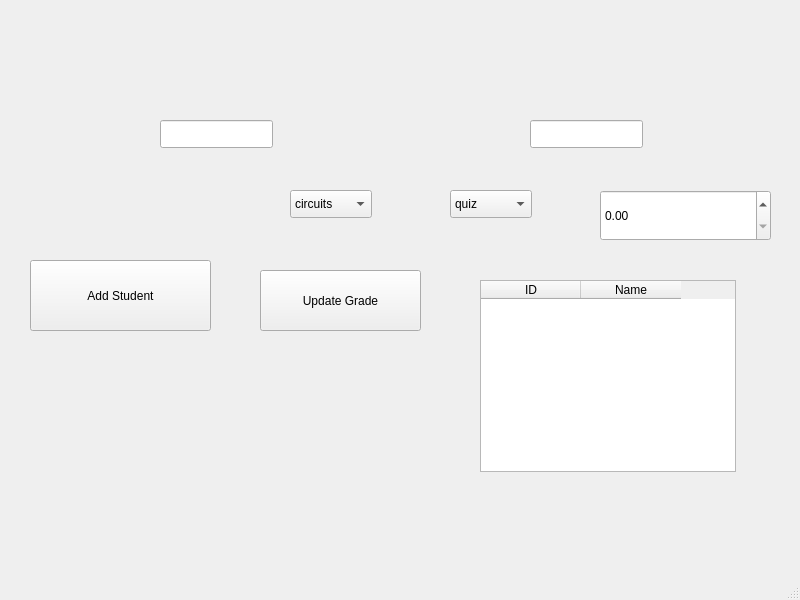
monawalied/Student_Grade_Checker, file mainwindow.ui: the form before one commit.
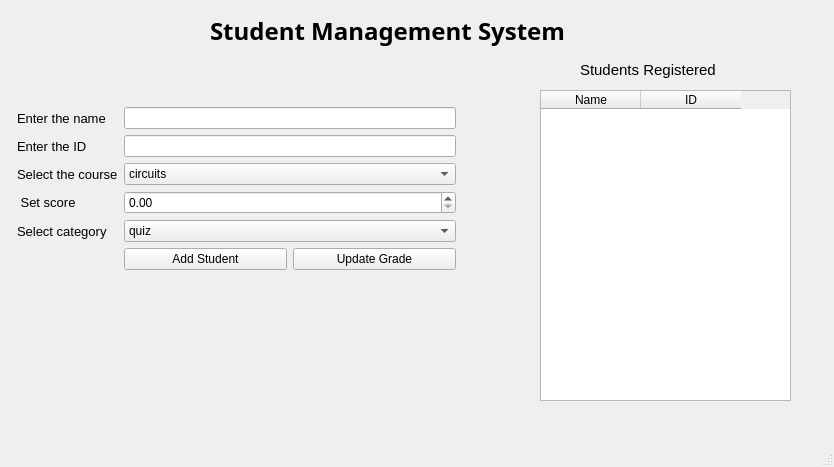
The form after the commit.

```diff
--- a/mainwindow.ui
+++ b/mainwindow.ui
@@ -6,147 +6,230 @@
    <rect>
     <x>0</x>
     <y>0</y>
-    <width>800</width>
-    <height>600</height>
+    <width>834</width>
+    <height>467</height>
    </rect>
   </property>
   <property name="windowTitle">
    <string>MainWindow</string>
   </property>
   <widget class="QWidget" name="centralwidget">
-   <widget class="QLineEdit" name="nameInput">
+   <widget class="QLabel" name="label">
     <property name="geometry">
      <rect>
-      <x>160</x>
-      <y>120</y>
-      <width>113</width>
-      <height>28</height>
+      <x>210</x>
+      <y>10</y>
+      <width>431</width>
+      <height>41</height>
      </rect>
     </property>
+    <property name="font">
+     <font>
+      <family>Segoe UI Semibold</family>
+      <pointsize>18</pointsize>
+      <bold>true</bold>
+     </font>
+    </property>
     <property name="text">
-     <string/>
+     <string>Student Management System</string>
     </property>
    </widget>
-   <widget class="QLineEdit" name="idInput">
+   <widget class="QWidget" name="formLayoutWidget">
     <property name="geometry">
      <rect>
-      <x>530</x>
-      <y>120</y>
-      <width>113</width>
-      <height>28</height>
+      <x>10</x>
+      <y>100</y>
+      <width>453</width>
+      <height>210</height>
      </rect>
     </property>
-   </widget>
-   <widget class="QPushButton" name="addBtn">
-    <property name="geometry">
-     <rect>
-      <x>30</x>
-      <y>260</y>
-      <width>181</width>
-      <height>71</height>
-     </rect>
-    </property>
-    <property name="text">
-     <string>Add Student</string>
-    </property>
+    <layout class="QFormLayout" name="formLayout">
+     <property name="leftMargin">
+      <number>7</number>
+     </property>
+     <property name="topMargin">
+      <number>7</number>
+     </property>
+     <property name="rightMargin">
+      <number>7</number>
+     </property>
+     <property name="bottomMargin">
+      <number>7</number>
+     </property>
+     <item row="0" column="0">
+      <widget class="QLabel" name="label_2">
+       <property name="font">
+        <font>
+         <pointsize>10</pointsize>
+        </font>
+       </property>
+       <property name="text">
+        <string>Enter the name</string>
+       </property>
+      </widget>
+     </item>
+     <item row="1" column="0">
+      <widget class="QLabel" name="label_3">
+       <property name="font">
+        <font>
+         <pointsize>10</pointsize>
+        </font>
+       </property>
+       <property name="text">
+        <string>Enter the ID</string>
+       </property>
+      </widget>
+     </item>
+     <item row="2" column="0">
+      <widget class="QLabel" name="label_4">
+       <property name="font">
+        <font>
+         <pointsize>10</pointsize>
+        </font>
+       </property>
+       <property name="text">
+        <string>Select the course</string>
+       </property>
+      </widget>
+     </item>
+     <item row="2" column="1">
+      <widget class="QComboBox" name="courseCombo">
+       <item>
+        <property name="text">
+         <string>circuits</string>
+        </property>
+       </item>
+       <item>
+        <property name="text">
+         <string>electronics</string>
+        </property>
+       </item>
+       <item>
+        <property name="text">
+         <string>control</string>
+        </property>
+       </item>
+      </widget>
+     </item>
+     <item row="3" column="1">
+      <widget class="QDoubleSpinBox" name="gradeValue">
+       <property name="enabled">
+        <bool>true</bool>
+       </property>
+       <property name="maximum">
+        <double>100.989999999999995</double>
+       </property>
+      </widget>
+     </item>
+     <item row="5" column="1">
+      <layout class="QHBoxLayout" name="horizontalLayout">
+       <item>
+        <widget class="QPushButton" name="addBtn">
+         <property name="text">
+          <string>Add Student</string>
+         </property>
+        </widget>
+       </item>
+       <item>
+        <widget class="QPushButton" name="updateGradeBtn">
+         <property name="text">
+          <string>Update Grade</string>
+         </property>
+        </widget>
+       </item>
+      </layout>
+     </item>
+     <item row="4" column="1">
+      <widget class="QComboBox" name="componentCombo">
+       <item>
+        <property name="text">
+         <string>quiz</string>
+        </property>
+       </item>
+       <item>
+        <property name="text">
+         <string>midterm</string>
+        </property>
+       </item>
+       <item>
+        <property name="text">
+         <string>finalExam</string>
+        </property>
+       </item>
+      </widget>
+     </item>
+     <item row="4" column="0">
+      <widget class="QLabel" name="label_6">
+       <property name="font">
+        <font>
+         <pointsize>10</pointsize>
+        </font>
+       </property>
+       <property name="text">
+        <string>Select category</string>
+       </property>
+      </widget>
+     </item>
+     <item row="0" column="1">
+      <widget class="QLineEdit" name="nameInput">
+       <property name="text">
+        <string/>
+       </property>
+      </widget>
+     </item>
+     <item row="1" column="1">
+      <widget class="QLineEdit" name="idInput"/>
+     </item>
+     <item row="3" column="0">
+      <widget class="QLabel" name="label_5">
+       <property name="font">
+        <font>
+         <pointsize>10</pointsize>
+        </font>
+       </property>
+       <property name="text">
+        <string> Set score</string>
+       </property>
+      </widget>
+     </item>
+    </layout>
    </widget>
    <widget class="QTableWidget" name="studentTable">
     <property name="geometry">
      <rect>
-      <x>480</x>
-      <y>280</y>
-      <width>256</width>
-      <height>192</height>
+      <x>540</x>
+      <y>90</y>
+      <width>251</width>
+      <height>311</height>
      </rect>
     </property>
-    <column>
-     <property name="text">
-      <string>ID</string>
-     </property>
-    </column>
     <column>
      <property name="text">
       <string>Name</string>
      </property>
     </column>
-   </widget>
-   <widget class="QComboBox" name="courseCombo">
-    <property name="geometry">
-     <rect>
-      <x>290</x>
-      <y>190</y>
-      <width>82</width>
-      <height>28</height>
-     </rect>
-    </property>
-    <item>
+    <column>
      <property name="text">
-      <string>circuits</string>
+      <string>ID</string>
      </property>
-    </item>
-    <item>
-     <property name="text">
-      <string>electronics</string>
-     </property>
-    </item>
-    <item>
-     <property name="text">
-      <string>control</string>
-     </property>
-    </item>
+    </column>
    </widget>
-   <widget class="QComboBox" name="componentCombo">
+   <widget class="QLabel" name="label_7">
     <property name="geometry">
      <rect>
-      <x>450</x>
-      <y>190</y>
-      <width>82</width>
-      <height>28</height>
+      <x>580</x>
+      <y>60</y>
+      <width>181</width>
+      <height>20</height>
      </rect>
     </property>
-    <item>
-     <property name="text">
-      <string>quiz</string>
-     </property>
-    </item>
-    <item>
-     <property name="text">
-      <string>midterm</string>
-     </property>
-    </item>
-    <item>
-     <property name="text">
-      <string>finalExam</string>
-     </property>
-    </item>
-   </widget>
-   <widget class="QDoubleSpinBox" name="gradeValue">
-    <property name="enabled">
-     <bool>true</bool>
-    </property>
-    <property name="geometry">
-     <rect>
-      <x>600</x>
-      <y>190</y>
-      <width>171</width>
-      <height>51</height>
-     </rect>
-    </property>
-    <property name="maximum">
-     <double>100.989999999999995</double>
-    </property>
-   </widget>
-   <widget class="QPushButton" name="updateGradeBtn">
-    <property name="geometry">
-     <rect>
-      <x>260</x>
-      <y>270</y>
-      <width>161</width>
-      <height>61</height>
-     </rect>
+    <property name="font">
+     <font>
+      <pointsize>11</pointsize>
+     </font>
     </property>
     <property name="text">
-     <string>Update Grade</string>
+     <string>Students Registered</string>
     </property>
    </widget>
   </widget>
```
Left out of the diff: 4 changed lines with no effect on the pictures.
